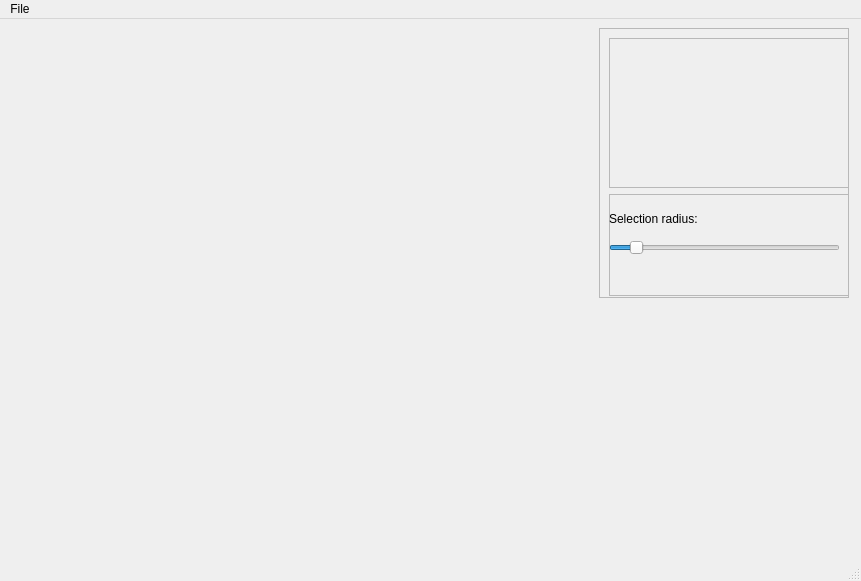
This is qt_gui/form.ui in cvergari/mesh_regionalization as Qt 5 draws it before an edit. The edited form follows.
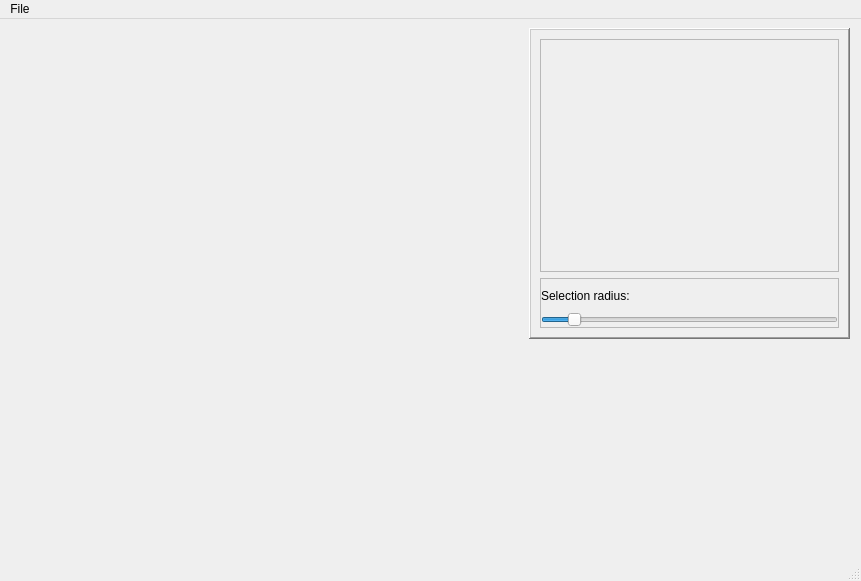
This is the edited form. Custom widgets are drawn as their Qt base class.

Commit message: Simplified GUI organization

Diff of the .ui file:
```diff
--- a/qt_gui/form.ui
+++ b/qt_gui/form.ui
@@ -20,43 +20,30 @@
       <widget class="QFrame" name="frame_controls">
        <property name="geometry">
         <rect>
-         <x>590</x>
+         <x>520</x>
          <y>0</y>
-         <width>250</width>
-         <height>270</height>
+         <width>321</width>
+         <height>311</height>
         </rect>
        </property>
-       <property name="minimumSize">
-        <size>
-         <width>250</width>
-         <height>270</height>
-        </size>
-       </property>
        <property name="autoFillBackground">
         <bool>true</bool>
        </property>
        <property name="frameShape">
-        <enum>QFrame::StyledPanel</enum>
+        <enum>QFrame::WinPanel</enum>
        </property>
        <property name="frameShadow">
         <enum>QFrame::Raised</enum>
        </property>
-       <widget class="QWidget" name="layoutWidget">
-        <property name="geometry">
-         <rect>
-          <x>10</x>
-          <y>10</y>
-          <width>241</width>
-          <height>258</height>
-         </rect>
-        </property>
-        <layout class="QGridLayout" name="gridLayout_2">
+       <layout class="QGridLayout" name="gridLayout_4">
          <item row="0" column="0">
-          <widget class="QFrame" name="frameRegions">
+         <layout class="QVBoxLayout" name="verticalControlsLayout">
+          <item>
+           <widget class="QFrame" name="frame_regions">
            <property name="minimumSize">
             <size>
-             <width>0</width>
-             <height>150</height>
+              <width>250</width>
+              <height>200</height>
             </size>
            </property>
            <property name="frameShape">
@@ -65,25 +52,44 @@
            <property name="frameShadow">
             <enum>QFrame::Raised</enum>
            </property>
-           <widget class="QWidget" name="verticalLayoutWidget">
-            <property name="geometry">
-             <rect>
-              <x>0</x>
-              <y>0</y>
-              <width>231</width>
-              <height>151</height>
-             </rect>
-            </property>
-            <layout class="QVBoxLayout" name="layout_regions"/>
+            <layout class="QGridLayout" name="gridLayout_5">
+             <property name="leftMargin">
+              <number>0</number>
+             </property>
+             <property name="topMargin">
+              <number>0</number>
+             </property>
+             <property name="rightMargin">
+              <number>0</number>
+             </property>
+             <property name="bottomMargin">
+              <number>0</number>
+             </property>
+             <property name="spacing">
+              <number>0</number>
+             </property>
+             <item row="0" column="0">
+              <layout class="QVBoxLayout" name="layout_regions">
+               <property name="spacing">
+                <number>0</number>
+               </property>
+              </layout>
+             </item>
+            </layout>
            </widget>
-          </widget>
-         </item>
-         <item row="1" column="0">
+          </item>
+          <item>
           <widget class="QFrame" name="frameSliderRadius">
            <property name="minimumSize">
             <size>
              <width>0</width>
-             <height>80</height>
+              <height>50</height>
+             </size>
+            </property>
+            <property name="maximumSize">
+             <size>
+              <width>16777215</width>
+              <height>50</height>
             </size>
            </property>
            <property name="frameShape">
@@ -92,24 +98,32 @@
            <property name="frameShadow">
             <enum>QFrame::Raised</enum>
            </property>
-           <widget class="QWidget" name="layoutWidget">
-            <property name="geometry">
-             <rect>
-              <x>0</x>
-              <y>10</y>
-              <width>231</width>
-              <height>51</height>
-             </rect>
-            </property>
-            <layout class="QGridLayout" name="gridLayout_3">
+            <layout class="QGridLayout" name="gridLayout_2">
+             <property name="leftMargin">
+              <number>0</number>
+             </property>
+             <property name="topMargin">
+              <number>0</number>
+             </property>
+             <property name="rightMargin">
+              <number>0</number>
+             </property>
+             <property name="bottomMargin">
+              <number>0</number>
+             </property>
+             <property name="spacing">
+              <number>0</number>
+             </property>
              <item row="0" column="0">
+              <layout class="QVBoxLayout" name="verticalLayout">
+               <item>
               <widget class="QLabel" name="labelRadius">
                <property name="text">
                 <string>Selection radius:</string>
                </property>
               </widget>
              </item>
-             <item row="1" column="0">
+               <item>
               <widget class="QSlider" name="radiusSlider">
                <property name="minimum">
                 <number>10</number>
@@ -132,11 +146,13 @@
               </widget>
              </item>
             </layout>
-           </widget>
-          </widget>
          </item>
         </layout>
        </widget>
+          </item>
+         </layout>
+        </item>
+       </layout>
       </widget>
      </widget>
     </item>
```
Lines whose indentation alone changed are shown as unchanged. The commit also changes 1 other file.
